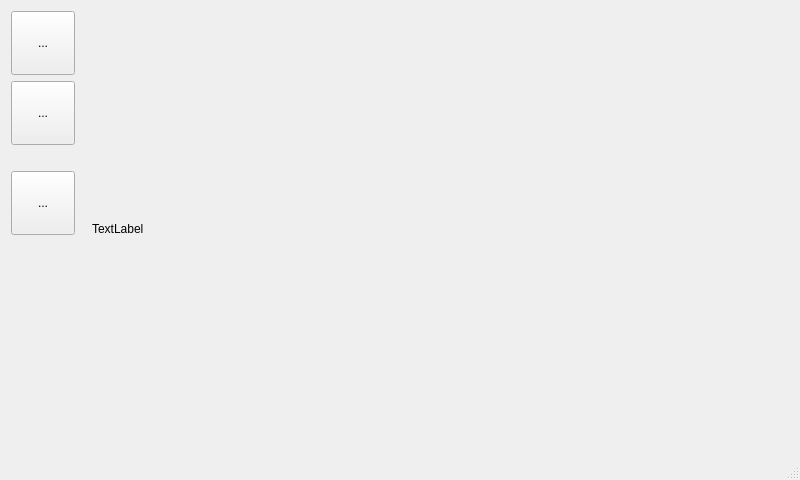
Qt form SmartHome/mainwindow.ui (kovand11/Diplomaterv-Code) before a commit.
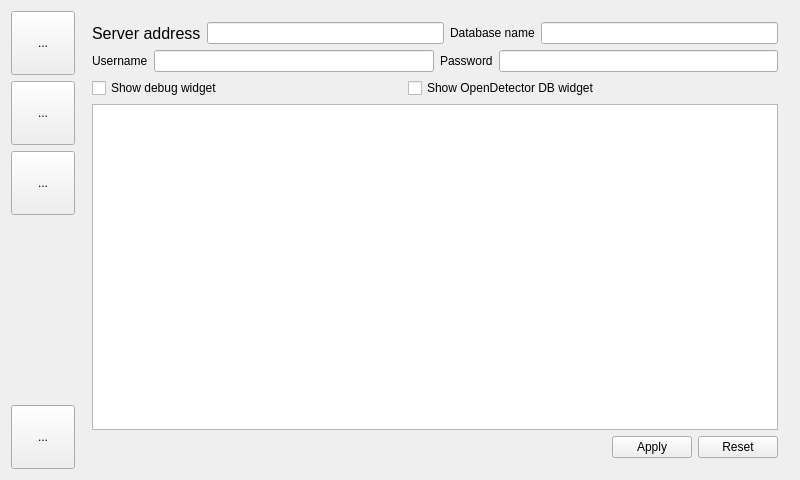
The same form after that commit. The open tabs and pages were chosen to show the change. Icons and pictures are not drawn.

```diff
--- a/SmartHome/mainwindow.ui
+++ b/SmartHome/mainwindow.ui
@@ -44,23 +44,7 @@
        </widget>
       </item>
       <item>
-       <spacer name="verticalSpacer_2">
-        <property name="orientation">
-         <enum>Qt::Vertical</enum>
-        </property>
-        <property name="sizeType">
-         <enum>QSizePolicy::Fixed</enum>
-        </property>
-        <property name="sizeHint" stdset="0">
-         <size>
-          <width>20</width>
-          <height>20</height>
-         </size>
-        </property>
-       </spacer>
-      </item>
-      <item>
-       <widget class="QToolButton" name="closeButton">
+       <widget class="QToolButton" name="programmingButton">
         <property name="minimumSize">
          <size>
           <width>64</width>
@@ -70,6 +54,16 @@
         <property name="text">
          <string>...</string>
         </property>
+        <property name="icon">
+         <iconset resource="resources.qrc">
+          <normaloff>:/icons/program.png</normaloff>:/icons/program.png</iconset>
+        </property>
+        <property name="iconSize">
+         <size>
+          <width>48</width>
+          <height>48</height>
+         </size>
+        </property>
        </widget>
       </item>
       <item>
@@ -85,6 +79,29 @@
         </property>
        </spacer>
       </item>
+      <item>
+       <widget class="QToolButton" name="closeButton">
+        <property name="minimumSize">
+         <size>
+          <width>64</width>
+          <height>64</height>
+         </size>
+        </property>
+        <property name="text">
+         <string>...</string>
+        </property>
+        <property name="icon">
+         <iconset resource="resources.qrc">
+          <normaloff>:/icons/close.png</normaloff>:/icons/close.png</iconset>
+        </property>
+        <property name="iconSize">
+         <size>
+          <width>48</width>
+          <height>48</height>
+         </size>
+        </property>
+       </widget>
+      </item>
      </layout>
     </item>
     <item>
@@ -95,9 +112,11 @@
       <widget class="QWidget" name="page">
        <layout class="QVBoxLayout" name="verticalLayout_3">
         <item>
-         <widget class="QPushButton" name="pushButton">
-          <property name="text">
-           <string>PushButton</string>
+         <widget class="QListWidget" name="listWidget">
+          <property name="font">
+           <font>
+            <pointsize>20</pointsize>
+           </font>
           </property>
          </widget>
         </item>
@@ -106,9 +125,149 @@
       <widget class="QWidget" name="page_2">
        <layout class="QVBoxLayout" name="verticalLayout_2">
         <item>
-         <widget class="QLabel" name="label">
+         <layout class="QHBoxLayout" name="horizontalLayout_2">
+          <item>
+           <widget class="QLabel" name="label">
+            <property name="font">
+             <font>
+              <pointsize>12</pointsize>
+             </font>
+            </property>
+            <property name="text">
+             <string>Server address</string>
+            </property>
+           </widget>
+          </item>
+          <item>
+           <widget class="QLineEdit" name="lineEdit"/>
+          </item>
+          <item>
+           <widget class="QLabel" name="label_4">
+            <property name="text">
+             <string>Database name</string>
+            </property>
+           </widget>
+          </item>
+          <item>
+           <widget class="QLineEdit" name="lineEdit_2"/>
+          </item>
+         </layout>
+        </item>
+        <item>
+         <layout class="QHBoxLayout" name="horizontalLayout_3">
+          <item>
+           <widget class="QLabel" name="label_5">
+            <property name="text">
+             <string>Username</string>
+            </property>
+           </widget>
+          </item>
+          <item>
+           <widget class="QLineEdit" name="lineEdit_3"/>
+          </item>
+          <item>
+           <widget class="QLabel" name="label_6">
+            <property name="text">
+             <string>Password</string>
+            </property>
+           </widget>
+          </item>
+          <item>
+           <widget class="QLineEdit" name="lineEdit_4"/>
+          </item>
+         </layout>
+        </item>
+        <item>
+         <layout class="QHBoxLayout" name="horizontalLayout_4">
+          <item>
+           <widget class="QCheckBox" name="checkBox">
+            <property name="text">
+             <string>Show debug widget</string>
+            </property>
+           </widget>
+          </item>
+          <item>
+           <spacer name="horizontalSpacer">
+            <property name="orientation">
+             <enum>Qt::Horizontal</enum>
+            </property>
+            <property name="sizeHint" stdset="0">
+             <size>
+              <width>40</width>
+              <height>20</height>
+             </size>
+            </property>
+           </spacer>
+          </item>
+          <item>
+           <widget class="QCheckBox" name="checkBox_2">
+            <property name="text">
+             <string>Show OpenDetector DB widget</string>
+            </property>
+           </widget>
+          </item>
+          <item>
+           <spacer name="horizontalSpacer_3">
+            <property name="orientation">
+             <enum>Qt::Horizontal</enum>
+            </property>
+            <property name="sizeHint" stdset="0">
+             <size>
+              <width>40</width>
+              <height>20</height>
+             </size>
+            </property>
+           </spacer>
+          </item>
+         </layout>
+        </item>
+        <item>
+         <widget class="QPlainTextEdit" name="plainTextEdit"/>
+        </item>
+        <item>
+         <layout class="QHBoxLayout" name="horizontalLayout_5">
+          <item>
+           <spacer name="horizontalSpacer_2">
+            <property name="orientation">
+             <enum>Qt::Horizontal</enum>
+            </property>
+            <property name="sizeHint" stdset="0">
+             <size>
+              <width>40</width>
+              <height>20</height>
+             </size>
+            </property>
+           </spacer>
+          </item>
+          <item>
+           <widget class="QPushButton" name="pushButton">
+            <property name="text">
+             <string>Apply</string>
+            </property>
+           </widget>
+          </item>
+          <item>
+           <widget class="QPushButton" name="pushButton_2">
+            <property name="text">
+             <string>Reset</string>
+            </property>
+           </widget>
+          </item>
+         </layout>
+        </item>
+       </layout>
+      </widget>
+      <widget class="QWidget" name="page3">
+       <layout class="QVBoxLayout" name="verticalLayout_4">
+        <item>
+         <widget class="QLabel" name="label_3">
+          <property name="font">
+           <font>
+            <pointsize>12</pointsize>
+           </font>
+          </property>
           <property name="text">
-           <string>TextLabel</string>
+           <string>Programming page (unimplemented)</string>
           </property>
          </widget>
         </item>
@@ -128,7 +287,6 @@
     </rect>
    </property>
   </widget>
-  <widget class="QStatusBar" name="statusBar"/>
  </widget>
  <layoutdefault spacing="6" margin="11"/>
  <resources/>
```
Left out of the diff: 53 changed lines with no effect on the pictures.
